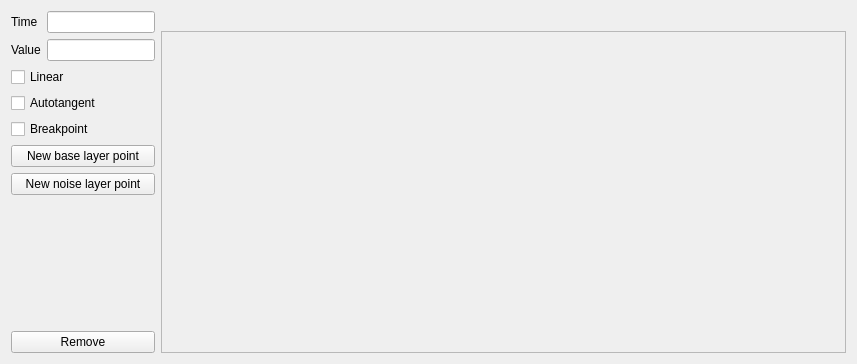
Qt form zengarden/source/forms/splineeditor.ui (aedm/zengine) before a commit.
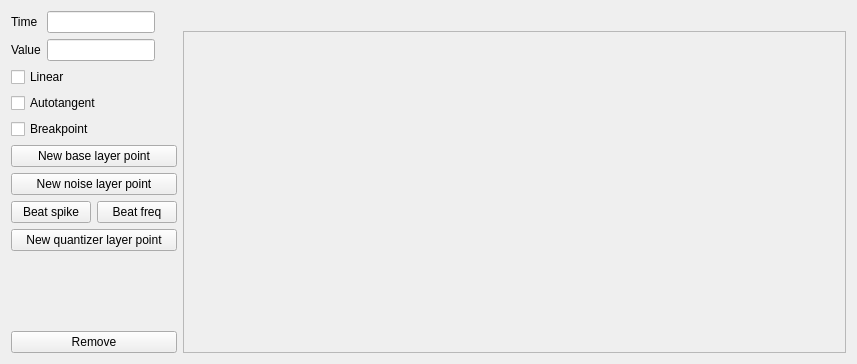
The same form after that commit.

Commit message: Beat quantizer spline layer

What changed in the file:
```diff
--- a/zengarden/source/forms/splineeditor.ui
+++ b/zengarden/source/forms/splineeditor.ui
@@ -116,6 +116,45 @@
         </property>
        </widget>
       </item>
+      <item>
+       <widget class="QWidget" name="widget_3" native="true">
+        <layout class="QHBoxLayout" name="horizontalLayout_3">
+         <property name="leftMargin">
+          <number>0</number>
+         </property>
+         <property name="topMargin">
+          <number>0</number>
+         </property>
+         <property name="rightMargin">
+          <number>0</number>
+         </property>
+         <property name="bottomMargin">
+          <number>0</number>
+         </property>
+         <item>
+          <widget class="QPushButton" name="addBeatSpikeIntensityPointButton">
+           <property name="text">
+            <string>Beat spike</string>
+           </property>
+          </widget>
+         </item>
+         <item>
+          <widget class="QPushButton" name="addBeatSpikeFrequencyPointButton">
+           <property name="text">
+            <string>Beat freq</string>
+           </property>
+          </widget>
+         </item>
+        </layout>
+       </widget>
+      </item>
+      <item>
+       <widget class="QPushButton" name="addBeatQuantizerPointButton">
+        <property name="text">
+         <string>New quantizer layer point</string>
+        </property>
+       </widget>
+      </item>
       <item>
        <spacer name="verticalSpacer">
         <property name="orientation">
```
The commit also changes 6 other files.
